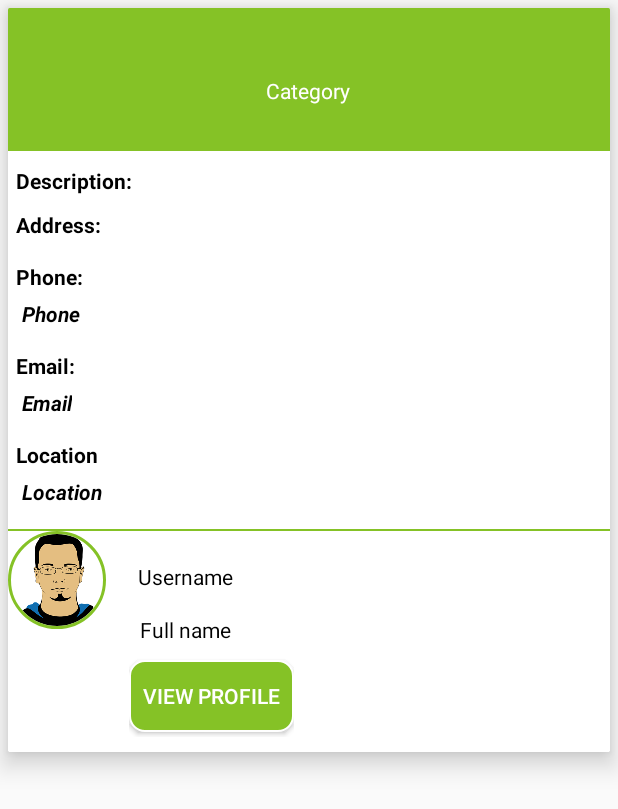
After one commit to zionnite/StartUpIngniteX, an Android app: the layout co_working_item.xml on its own in the app's theme, with its tools: preview values and no code run, on a phone screen of 412 x 824 dp. The commit adds this screen. Shown: the top 809 px of the screen. Run offline under Robolectric (Android 15) with nearby library versions, the phone set to English and light mode, and no system bars.

Commit message:
Just an update on type of User Category

```diff
--- a/app/src/main/java/xyz/esuku/startupingnitex/Adapter/CoWorkingAdapter.java
+++ b/app/src/main/java/xyz/esuku/startupingnitex/Adapter/CoWorkingAdapter.java
@@ -1,12 +1,16 @@
 package xyz.esuku.startupingnitex.Adapter;
 
 import android.content.Context;
+import android.view.LayoutInflater;
 import android.view.View;
 import android.view.ViewGroup;
+import android.widget.TextView;
 import androidx.annotation.NonNull;
+import androidx.appcompat.widget.AppCompatButton;
 import androidx.recyclerview.widget.RecyclerView;
 import xyz.esuku.startupingnitex.ItemClicked.CoWorkingItemClickListener;
 import xyz.esuku.startupingnitex.Model.CoWorkingModel;
+import xyz.esuku.startupingnitex.R;
 
 import java.util.List;
 
@@ -14,14 +18,23 @@ public class CoWorkingAdapter extends RecyclerView.Adapter<CoWorkingAdapter.MyVi
     Context context;
     List<CoWorkingModel> workingModelList;
     CoWorkingItemClickListener workingItemClickListener;
+
+    public CoWorkingAdapter(Context context, List<CoWorkingModel> workingModelList, CoWorkingItemClickListener workingItemClickListener) {
+        this.context = context;
+        this.workingModelList = workingModelList;
+        this.workingItemClickListener = workingItemClickListener;
+    }
+
     @NonNull
     @Override
     public CoWorkingAdapter.MyViewHolder onCreateViewHolder(@NonNull ViewGroup parent, int viewType) {
-        return null;
+        View view = LayoutInflater.from(context).inflate(R.layout.co_working_item,parent,false);
+        return new CoWorkingAdapter.MyViewHolder(view);
     }
 
     @Override
     public void onBindViewHolder(@NonNull CoWorkingAdapter.MyViewHolder holder, int position) {
+
 
     }
 
@@ -31,8 +44,25 @@ public class CoWorkingAdapter extends RecyclerView.Adapter<CoWorkingAdapter.MyVi
     }
 
     public class MyViewHolder extends RecyclerView.ViewHolder {
+
+        TextView co_working_title,co_working_desc,co_working_address,co_working_phone,co_working_email,co_working_country_state_city,co_working_userprofile,
+                co_working_user_name,co_working_full_name;
+
+        AppCompatButton co_working_view_profile;
+
         public MyViewHolder(@NonNull View itemView) {
             super(itemView);
+
+            co_working_title    = itemView.findViewById(R.id.co_working_title);
+            co_working_desc     = itemView.findViewById(R.id.co_working_desc);
+            co_working_address     = itemView.findViewById(R.id.co_working_address);
+            co_working_phone     = itemView.findViewById(R.id.co_working_phone);
+            co_working_email     = itemView.findViewById(R.id.co_working_email);
+            co_working_country_state_city     = itemView.findViewById(R.id.co_working_country_state_city);
+            co_working_userprofile     = itemView.findViewById(R.id.co_working_userprofile);
+            co_working_user_name     = itemView.findViewById(R.id.co_working_user_name);
+            co_working_full_name     = itemView.findViewById(R.id.co_working_full_name);
+            co_working_view_profile     = itemView.findViewById(R.id.co_working_view_profile);
         }
     }
 }
--- a/app/src/main/java/xyz/esuku/startupingnitex/Model/CoWorkingModel.java
+++ b/app/src/main/java/xyz/esuku/startupingnitex/Model/CoWorkingModel.java
@@ -5,6 +5,9 @@ import com.google.gson.annotations.SerializedName;
 public class CoWorkingModel {
     @SerializedName("id")
     String id;
+
+    @SerializedName("user_name")
+    String user_name;
 
     @SerializedName("full_name")
     String full_name;
@@ -24,14 +27,38 @@ public class CoWorkingModel {
     @SerializedName("category")
     String category;
 
-    public CoWorkingModel(String id, String full_name, String address, String desc, String email, String phone, String category) {
+    @SerializedName("country")
+    String country;
+
+    @SerializedName("state")
+    String state;
+
+    @SerializedName("city")
+    String city;
+
+    public CoWorkingModel(String id, String user_name, String full_name, String address, String desc, String email, String phone, String category) {
         this.id = id;
+        this.full_name = full_name;
+        this.user_name = user_name;
+        this.address = address;
+        this.desc = desc;
+        this.email = email;
+        this.phone = phone;
+        this.category = category;
+    }
+
+    public CoWorkingModel(String id, String user_name, String full_name, String address, String desc, String email, String phone, String category, String country, String state, String city) {
+        this.id = id;
+        this.user_name = user_name;
         this.full_name = full_name;
         this.address = address;
         this.desc = desc;
         this.email = email;
         this.phone = phone;
         this.category = category;
+        this.country = country;
+        this.state = state;
+        this.city = city;
     }
 
     public String getId() {
@@ -40,6 +67,14 @@ public class CoWorkingModel {
 
     public void setId(String id) {
         this.id = id;
+    }
+
+    public String getUser_name() {
+        return user_name;
+    }
+
+    public void setUser_name(String user_name) {
+        this.user_name = user_name;
     }
 
     public String getFull_name() {
@@ -89,4 +124,28 @@ public class CoWorkingModel {
     public void setCategory(String category) {
         this.category = category;
     }
+
+    public String getCountry() {
+        return country;
+    }
+
+    public void setCountry(String country) {
+        this.country = country;
+    }
+
+    public String getState() {
+        return state;
+    }
+
+    public void setState(String state) {
+        this.state = state;
+    }
+
+    public String getCity() {
+        return city;
+    }
+
+    public void setCity(String city) {
+        this.city = city;
+    }
 }
--- a/app/src/main/res/layout/activity_co_working.xml
+++ b/app/src/main/res/layout/activity_co_working.xml
@@ -57,7 +57,7 @@
                 app:cardElevation="9dp"
                 android:layout_marginStart="@dimen/_20sdp"
                 android:layout_marginEnd="@dimen/_20sdp"
-                android:id="@+id/grant_selector_cardview"
+                android:id="@+id/selector_cardview"
 
         >
 
@@ -115,9 +115,9 @@
         <TextView
                 android:layout_width="match_parent"
                 android:layout_height="wrap_content"
-                android:id="@+id/selected_grant_title"
+                android:id="@+id/selected_category"
                 android:text=""
-                android:layout_below="@+id/grant_selector_cardview"
+                android:layout_below="@+id/selector_cardview"
                 android:gravity="center"
                 android:layout_gravity="center"
                 android:padding="10dp"
@@ -127,8 +127,8 @@
         <androidx.recyclerview.widget.RecyclerView
                 android:layout_width="match_parent"
                 android:layout_height="wrap_content"
-                android:id="@+id/grant_recyclerView"
-                android:layout_below="@+id/selected_grant_title"
+                android:id="@+id/coWorking_recyclerView"
+                android:layout_below="@+id/selected_category"
 
         />
     </RelativeLayout>
--- /dev/null
+++ b/app/src/main/res/layout/co_working_item.xml
@@ -0,0 +1,273 @@
+<?xml version="1.0" encoding="utf-8"?>
+<RelativeLayout xmlns:android="http://schemas.android.com/apk/res/android"
+                                           android:layout_width="match_parent"
+                                           android:layout_height="match_parent"
+                                           xmlns:app="http://schemas.android.com/apk/res-auto">
+
+
+    <androidx.cardview.widget.CardView
+            android:layout_width="match_parent"
+            android:layout_height="wrap_content"
+            app:cardElevation="10dp"
+            app:cardCornerRadius="1dp"
+            android:layout_marginTop="5dp"
+            android:layout_marginLeft="5dp"
+            android:layout_marginRight="5dp"
+            android:backgroundTint="@color/colorWhite"
+
+    >
+
+
+        <LinearLayout
+                android:layout_width="match_parent"
+                android:layout_height="wrap_content"
+                android:orientation="vertical"
+        >
+
+            <LinearLayout
+                    android:layout_width="match_parent"
+                    android:layout_height="wrap_content"
+                    android:background="@color/colorPrimary"
+                    android:gravity="center_horizontal"
+                    android:id="@+id/first_row"
+            >
+
+                <TextView
+                        android:layout_width="wrap_content"
+                        android:layout_height="50dp"
+                        android:text="Category"
+                        android:textColor="@color/colorWhite"
+                        android:layout_marginTop="45dp"
+                        android:id="@+id/co_working_title"
+
+                />
+            </LinearLayout>
+
+            <LinearLayout
+                    android:layout_width="match_parent"
+                    android:layout_height="wrap_content"
+                    android:orientation="vertical"
+                    android:id="@+id/event_second_row"
+                    android:layout_below="@+id/first_row"
+            >
+
+                <LinearLayout
+                        android:layout_width="match_parent"
+                        android:layout_height="wrap_content"
+                        android:orientation="horizontal"
+                        android:paddingTop="10dp"
+                >
+                    <TextView
+                            android:layout_width="wrap_content"
+                            android:layout_height="wrap_content"
+                            android:text="Description:"
+                            android:textStyle="bold"
+                            android:textColor="@color/colorBlack"
+                            android:paddingStart="5dp"
+
+                    />
+                    <TextView
+                            android:layout_width="wrap_content"
+                            android:layout_height="wrap_content"
+                            android:text=""
+                            android:textStyle="bold|italic"
+                            android:textColor="@color/colorBlack"
+                            android:paddingStart="9dp"
+                            android:id="@+id/co_working_desc"
+
+                    />
+
+                </LinearLayout>
+
+                <LinearLayout
+                        android:layout_width="match_parent"
+                        android:layout_height="wrap_content"
+                        android:orientation="horizontal"
+                >
+                    <TextView
+                            android:layout_width="wrap_content"
+                            android:layout_height="wrap_content"
+                            android:text="Address:"
+                            android:textStyle="bold"
+                            android:textColor="@color/colorBlack"
+                            android:paddingStart="5dp"
+
+                    />
+                    <TextView
+                            android:layout_width="wrap_content"
+                            android:layout_height="wrap_content"
+                            android:text=""
+                            android:textStyle="bold|italic"
+                            android:textColor="@color/colorBlack"
+                            android:paddingStart="9dp"
+                            android:id="@+id/co_working_address"
+                            android:paddingTop="10dp"
+
+                    />
+
+                </LinearLayout>
+                <LinearLayout
+                        android:layout_width="match_parent"
+                        android:layout_height="wrap_content"
+                        android:orientation="vertical"
+                        android:layout_marginTop="15dp"
+                >
+                    <TextView
+                            android:layout_width="wrap_content"
+                            android:layout_height="wrap_content"
+                            android:text="Phone:"
+                            android:textStyle="bold"
+                            android:textColor="@color/colorBlack"
+                            android:paddingStart="5dp"
+
+                    />
+                    <TextView
+                            android:layout_width="wrap_content"
+                            android:layout_height="wrap_content"
+                            android:text="Phone"
+                            android:textStyle="bold|italic"
+                            android:textColor="@color/colorBlack"
+                            android:paddingStart="9dp"
+                            android:id="@+id/co_working_phone"
+                            android:paddingTop="5dp"
+
+                    />
+
+                </LinearLayout>
+                <LinearLayout
+                        android:layout_width="match_parent"
+                        android:layout_height="wrap_content"
+                        android:orientation="vertical"
+                        android:layout_marginTop="15dp"
+                >
+                    <TextView
+                            android:layout_width="wrap_content"
+                            android:layout_height="wrap_content"
+                            android:text="Email:"
+                            android:textStyle="bold"
+                            android:textColor="@color/colorBlack"
+                            android:paddingStart="5dp"
+
+                    />
+                    <TextView
+                            android:layout_width="wrap_content"
+                            android:layout_height="wrap_content"
+                            android:text="Email"
+                            android:textStyle="bold|italic"
+                            android:textColor="@color/colorBlack"
+                            android:paddingStart="9dp"
+                            android:id="@+id/co_working_email"
+                            android:paddingTop="5dp"
+
+                    />
+
+                </LinearLayout>
+                <LinearLayout
+                        android:layout_width="match_parent"
+                        android:layout_height="wrap_content"
+                        android:orientation="vertical"
+                        android:layout_marginTop="15dp"
+                >
+                    <TextView
+                            android:layout_width="wrap_content"
+                            android:layout_height="wrap_content"
+                            android:text="Location"
+                            android:textStyle="bold"
+                            android:textColor="@color/colorBlack"
+                            android:paddingStart="5dp"
+
+                    />
+                    <TextView
+                            android:layout_width="wrap_content"
+                            android:layout_height="wrap_content"
+                            android:text="Location"
+                            android:textStyle="bold|italic"
+                            android:textColor="@color/colorBlack"
+                            android:paddingStart="9dp"
+                            android:id="@+id/co_working_country_state_city"
+                            android:paddingTop="5dp"
+
+                    />
+
+                </LinearLayout>
+
+                <View
+                        android:layout_width="match_parent"
+                        android:layout_height="1dp"
+                        android:background="@color/colorPrimary"
+                        android:layout_marginTop="15dp"
+                />
+                <LinearLayout
+                        android:layout_width="match_parent"
+                        android:layout_height="wrap_content"
+                        android:orientation="horizontal"
+                        android:paddingBottom="10dp"
+                >
+                    <LinearLayout
+                            android:layout_width="wrap_content"
+                            android:layout_height="wrap_content"
+                            android:orientation="vertical"
+                    >
+                        <de.hdodenhof.circleimageview.CircleImageView
+                                xmlns:app="http://schemas.android.com/apk/res-auto"
+                                android:id="@+id/co_working_userprofile"
+                                android:layout_width="@dimen/_50sdp"
+                                android:layout_height="@dimen/_50sdp"
+                                android:src="@drawable/user_profile"
+                                app:civ_border_width="2dp"
+                                app:civ_border_color="@color/colorPrimary"
+                                android:layout_marginTop="0dp"
+
+
+                        />
+                    </LinearLayout>
+                    <LinearLayout
+                            android:layout_width="wrap_content"
+                            android:layout_height="wrap_content"
+                            android:orientation="vertical"
+                            android:layout_marginStart="15dp"
+                    >
+                        <TextView
+                                android:layout_width="75dp"
+                                android:layout_height="wrap_content"
+                                android:layout_marginTop="15dp"
+                                android:text="Username"
+                                android:padding="5dp"
+                                android:gravity="center"
+                                android:textColor="@color/colorBlack"
+                                android:id="@+id/co_working_user_name"
+
+                        />
+                        <TextView
+                                android:layout_width="75dp"
+                                android:layout_height="wrap_content"
+                                android:layout_marginTop="5dp"
+                                android:text="Full name"
+                                android:padding="5dp"
+                                android:gravity="center"
+                                android:textColor="@color/colorBlack"
+                                android:id="@+id/co_working_full_name"
+                        />
+
+                        <androidx.appcompat.widget.AppCompatButton
+                                android:layout_width="wrap_content"
+                                android:layout_height="wrap_content"
+                                android:layout_marginTop="5dp"
+                                android:text="View Profile"
+                                android:padding="9dp"
+                                android:gravity="center"
+                                android:textColor="@color/colorWhite"
+                                android:id="@+id/co_working_view_profile"
+                                android:background="@drawable/round_white_primary_background"
+                                android:layout_marginBottom="3dp"
+                        />
+
+
+                    </LinearLayout>
+                </LinearLayout>
+            </LinearLayout>
+        </LinearLayout>
+
+
+    </androidx.cardview.widget.CardView>
+</RelativeLayout>
```
